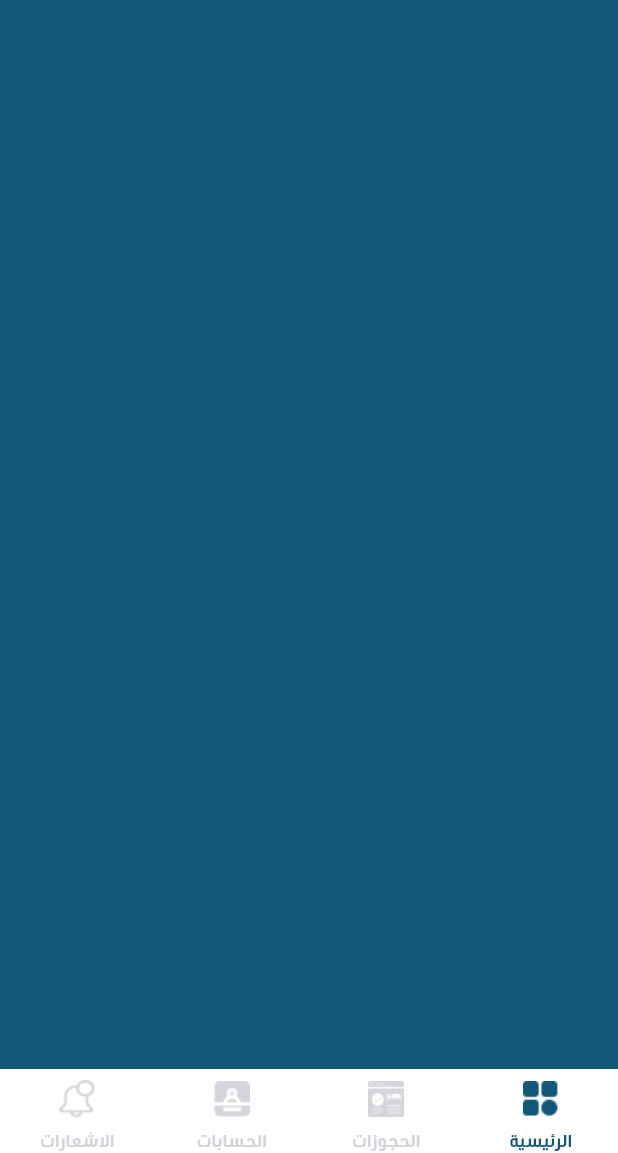
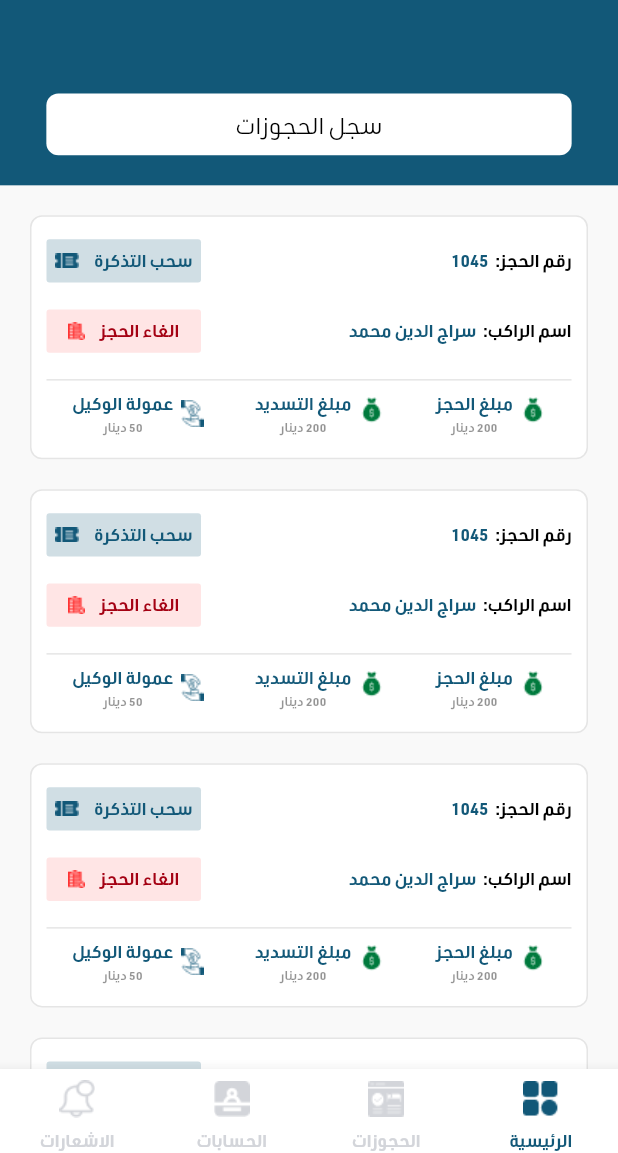
Before and after one commit to sleem2012/bus_irag, a Flutter app: the MainNavPages screen opened directly, swiped to page 2, on a phone screen of 412 x 824 dp, the part 83-1236 px from its top. Run offline on Flutter 3.47's test engine with Material 3 defaults, Android fonts, the light colour scheme and no system bars; drawn by our look-alikes of animated_bottom_navigation_bar, extended_image; our stand-ins replace args, awesome_dialog, azlistview, cached_network_image, carousel_slider, connectivity_plus and 19 more; missing offline and left inert: cached_network_svg_image, syncfusion_flutter_core; accounts and stored records are empty; generated files the repository leaves out were written again; statements that could not run were skipped; project files that could hold a hidden picture were left out.

Commit message:
add reservation history

```diff
--- /dev/null
+++ b/lib/shared/small_button.dart
@@ -0,0 +1,76 @@
+import 'package:bus_iraq2/shared/extensions.dart';
+import 'package:bus_iraq2/shared/widgets/flux_image.dart';
+import 'package:flutter/material.dart';
+import 'package:get/get.dart';
+
+import '../../shared/theme/colors.dart';
+import '../../shared/theme/text_theme.dart';
+
+class SmallButton extends StatelessWidget {
+  const SmallButton(
+      {super.key,
+      required this.title,
+      required this.onPressed,
+      this.width,
+      this.hieght,
+      this.isLoading = false,
+      this.kFillColor,
+      this.isFlat = false,
+      this.iconPath,
+      this.textColor,
+      this.borderColor});
+
+  final String title;
+  final bool? isLoading;
+  final Color? kFillColor;
+  final Function() onPressed;
+  final double? width, hieght;
+  final String? iconPath;
+  final bool isFlat;
+  final Color? textColor;
+  final Color? borderColor;
+
+  @override
+  Widget build(BuildContext context) {
+    return isLoading!
+        ? FluxImage(
+            imageUrl: "assets/json/busAnimate.json",
+            height: Get.height * .15,
+            alignment: Alignment.center,
+          )
+        : InkWell(
+            onTap: isLoading ?? false ? null : onPressed,
+            child: Container(
+              decoration: BoxDecoration(
+                  color: kFillColor ?? KColors.mainColor,
+                  borderRadius: BorderRadius.circular(2),
+                  border: Border.all(color: borderColor ?? Colors.transparent)),
+              width: width ?? Get.width / 1.1,
+              height: hieght ?? Get.height * .064,
+              alignment: Alignment.center,
+              child: Padding(
+                padding: const EdgeInsets.all(4.0),
+                child: FittedBox(
+                  child: Row(
+                    mainAxisAlignment: MainAxisAlignment.center,
+                    children: [
+                      Text(
+                        title,
+                        style: KTextStyle.of(context)
+                            .ten
+                            .copyWith(color: textColor),
+                      ),
+                      if (iconPath != null) ...[
+                        10.w,
+                        Image.asset(
+                          iconPath ?? '',
+                        ),
+                      ],
+                    ],
+                  ),
+                ),
+              ),
+            ),
+          );
+  }
+}
--- a/lib/shared/theme/colors.dart
+++ b/lib/shared/theme/colors.dart
@@ -29,6 +29,7 @@ abstract class KColors {
   static const Color lightGreyColor = Color(0xffF5F8FB);
   static const Color vDividerColor = Color(0xffD9D9D9);
   static const Color redColor = Color(0xffFF3333);
+  static const Color boldRedColor = Color(0xffA40113);
   static const Color lightBlueColor = Color(0xffE0EEFF);
   static const Color backgroundD = Color(0xffF9F9F9);
 
--- a/lib/views/main_screen/main_screen.dart
+++ b/lib/views/main_screen/main_screen.dart
@@ -10,6 +10,7 @@ import '../../shared/theme/colors.dart';
 import '../reservation/available_trips.dart';
 import '../reservation/direct_reservation.dart';
 import '../reservation/passenger_info_form.dart';
+import '../reservation/reservation_history.dart';
 
 class MainNavPages extends StatelessWidget {
   const MainNavPages({Key? key}) : super(key: key);
@@ -35,7 +36,7 @@ class MainNavPages extends StatelessWidget {
               physics: const NeverScrollableScrollPhysics(),
               children: [
                 const HomeView(),
-                Container(),
+                const ReservationHistory(),
                 Container(),
                 Container(),
                 const DirectReservation(), //direct reserve
--- a/lib/views/reservation/passenger_info_form.dart
+++ b/lib/views/reservation/passenger_info_form.dart
@@ -10,8 +10,6 @@ import 'package:get/get.dart';
 import '../../shared/localization/trans.dart';
 import '../../shared/theme/colors.dart';
 import '../../shared/widgets/selectable_container.dart';
-import '../../shared/widgets/titled_container.dart';
-import 'widget/available_trip_card.dart';
 
 class PassengerInfoForm extends StatelessWidget {
   const PassengerInfoForm({super.key});
@@ -100,7 +98,7 @@ class PassengerInfoForm extends StatelessWidget {
                               left: -Get.width * .04,
                               top: Get.height * .1,
                               // bottom:Get.height * .4 ,
-                              child: SelectableContainer(
+                              child: const SelectableContainer(
                                 width: 38,
                                 isSelected: true,
                                 text: "A1",
@@ -111,8 +109,8 @@ class PassengerInfoForm extends StatelessWidget {
                         60.h,
                         Center(
                           child: KButton(
-                            width: Get.width*.4,
-                            hieght: Get.height*.05,
+                            width: Get.width * .4,
+                            hieght: Get.height * .05,
                             title: "احجز الأن",
                             onPressed: () {},
                           ),
--- /dev/null
+++ b/lib/views/reservation/reservation_history.dart
@@ -0,0 +1,184 @@
+import 'package:bus_iraq2/shared/extensions.dart';
+import 'package:bus_iraq2/shared/theme/text_theme.dart';
+import 'package:bus_iraq2/shared/widgets/custom_button.dart';
+import 'package:bus_iraq2/shared/widgets/flux_image.dart';
+import 'package:flutter/material.dart';
+import 'package:get/get.dart';
+
+import '../../shared/small_button.dart';
+import '../../shared/theme/colors.dart';
+import '../../shared/theme/helper.dart';
+import '../../shared/widgets/titled_container.dart';
+
+class ReservationHistory extends StatelessWidget {
+  const ReservationHistory({super.key});
+
+  @override
+  Widget build(BuildContext context) {
+    return Column(
+      children: [
+        const TitledContainer(
+          title: "سجل الحجوزات",
+        ),
+        Expanded(
+            child: Container(
+          color: KColors.backgroundD,
+          width: double.infinity,
+          child: ListView.separated(
+              padding: EdgeInsets.only(
+                  top: 20, left: 20, right: 20, bottom: Get.height * .2),
+              itemBuilder: (context, index) => const ReservationHistoryCard(),
+              separatorBuilder: (context, index) {
+                return const SizedBox(
+                  height: 20,
+                );
+              },
+              itemCount: 4),
+        ))
+      ],
+    );
+  }
+}
+
+class ReservationHistoryCard extends StatelessWidget {
+  const ReservationHistoryCard({super.key});
+
+  @override
+  Widget build(BuildContext context) {
+    return Container(
+      padding: const EdgeInsets.symmetric(vertical: 15, horizontal: 10),
+      decoration: KHelper.of(context).titledContainer.copyWith(
+          border: Border.all(color: KColors.blackColor.withOpacity(.1))),
+      child: Column(
+        crossAxisAlignment: CrossAxisAlignment.start,
+        children: [
+          Row(
+            mainAxisAlignment: MainAxisAlignment.spaceBetween,
+            children: [
+              Text.rich(
+                TextSpan(
+                  children: [
+                    TextSpan(
+                        text: "رقم الحجز:" '  ',
+                        style: KTextStyle.of(context)
+                            .ten
+                            .copyWith(color: KColors.blackColor)),
+                    TextSpan(
+                      text: "1045",
+                      style: KTextStyle.of(context)
+                          .ten
+                          .copyWith(color: KColors.mainColor),
+                    ),
+                  ],
+                ),
+              ),
+              SmallButton(
+                title: "سحب التذكرة",
+                textColor: KColors.mainColor,
+                kFillColor: KColors.mainColor.withOpacity(.2),
+                hieght: Get.height * .035,
+                width: Get.width * .25,
+                iconPath: "assets/images/ticket.png",
+                onPressed: () {},
+              )
+            ],
+          ),
+          18.h,
+          Row(
+            mainAxisAlignment: MainAxisAlignment.spaceBetween,
+            children: [
+              Text.rich(
+                TextSpan(
+                  children: [
+                    TextSpan(
+                        text: "اسم الراكب:" '  ',
+                        style: KTextStyle.of(context)
+                            .ten
+                            .copyWith(color: KColors.blackColor)),
+                    TextSpan(
+                      text: "سراج الدين محمد",
+                      style: KTextStyle.of(context)
+                          .ten
+                          .copyWith(color: KColors.mainColor),
+                    ),
+                  ],
+                ),
+              ),
+              SmallButton(
+                title: "الغاء الحجز",
+                textColor: KColors.boldRedColor,
+                kFillColor: KColors.redColor.withOpacity(.13),
+                hieght: Get.height * .035,
+                width: Get.width * .25,
+                iconPath: "assets/images/cancel_reserve.png",
+                onPressed: () {},
+              )
+            ],
+          ),
+          10.h,
+          Divider(
+            color: KColors.blackColor.withOpacity(.1),
+          ),
+          const Row(
+            mainAxisAlignment: MainAxisAlignment.spaceAround,
+            children: [
+              NameWithIcon(
+                iconPath: "assets/images/money_bag.png",
+                keyText: "مبلغ الحجز",
+                valueText: "200 دينار",
+              ),
+              NameWithIcon(
+                iconPath: "assets/images/money_bag.png",
+                keyText: "مبلغ التسديد",
+                valueText: "200 دينار",
+              ),
+              NameWithIcon(
+                iconPath: "assets/images/commision.png",
+                keyText: "عمولة الوكيل",
+                valueText: "50 دينار",
+              ),
+            ],
+          )
+        ],
+      ),
+    );
+  }
+}
+
+class NameWithIcon extends StatelessWidget {
+  const NameWithIcon(
+      {super.key,
+      required this.iconPath,
+      required this.keyText,
+      required this.valueText});
+
+  final String iconPath;
+  final String keyText;
+  final String valueText;
+
+  @override
+  Widget build(BuildContext context) {
+    return Row(
+      children: [
+        FluxImage(imageUrl: iconPath),
+        5.w,
+        Column(
+          children: [
+            Text(
+              keyText,
+              style:
+                  KTextStyle.of(context).ten.copyWith(color: KColors.mainColor),
+            ),
+            2.h,
+            Text(
+              valueText,
+              style: KTextStyle.of(context)
+                  .seven
+                  .copyWith(color: KColors.blackColor.withOpacity(.42)),
+            ),
+          ],
+        )
+      ],
+    );
+  }
+}
```
Also changed, not shown: assets/images/cancel_reserve.png (added), assets/images/commision.png (added), assets/images/money_bag.png (added), assets/images/ticket.png (added).
